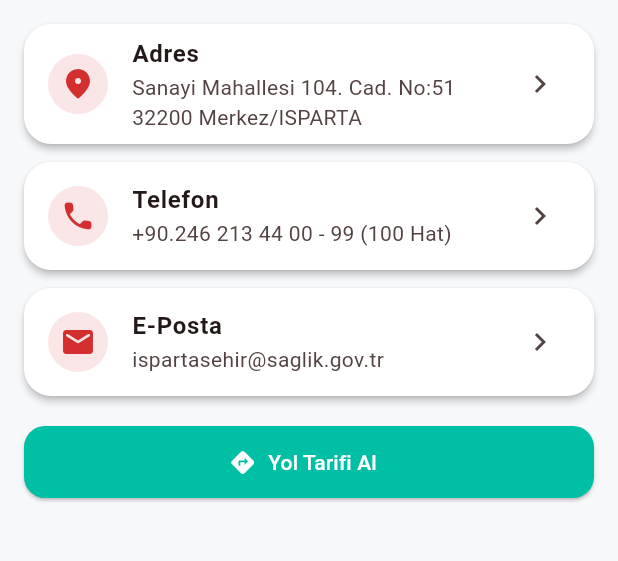
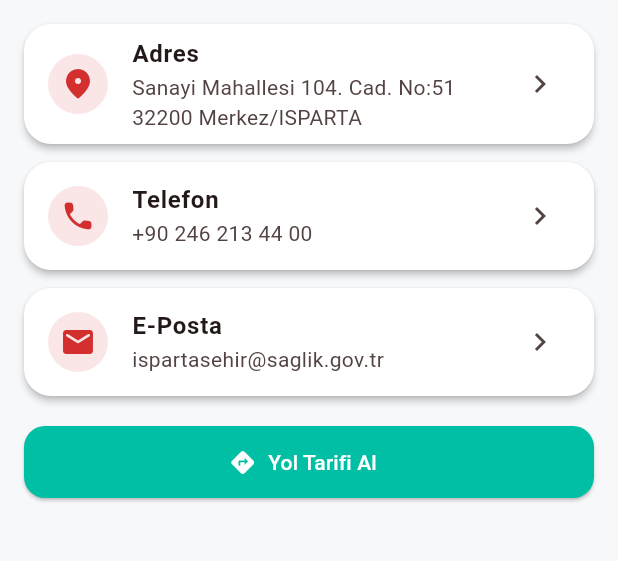
Before and after one commit to alirizakin/hastane-uygulama, a Flutter app: the ContactScreen screen opened directly, on a phone screen of 412 x 824 dp, the part 237-798 px from its top. Run offline on Flutter 3.47's test engine with Material 3 defaults, Android fonts, the phone set to English and light mode, and no system bars; our stand-ins replace webview_flutter; network calls fail.

Commit message:
Fix home SafeArea overlap and contact phone number

```diff
--- a/lib/screens/contact_screen.dart
+++ b/lib/screens/contact_screen.dart
@@ -6,7 +6,7 @@ class ContactScreen extends StatelessWidget {
 
   static const String address =
       'Sanayi Mahallesi 104. Cad. No:51 32200 Merkez/ISPARTA';
-  static const String phone = '+90.246 213 44 00 - 99 (100 Hat)';
+  static const String phone = '+90 246 213 44 00';
   static const String email = 'ispartasehir@saglik.gov.tr';
   static const String mapsUrl =
       'https://www.google.com/maps/search/?api=1&query=Isparta+Sehir+Hastanesi';
```
Also changed, not shown: lib/screens/home_screen.dart (+4 -5 lines).
